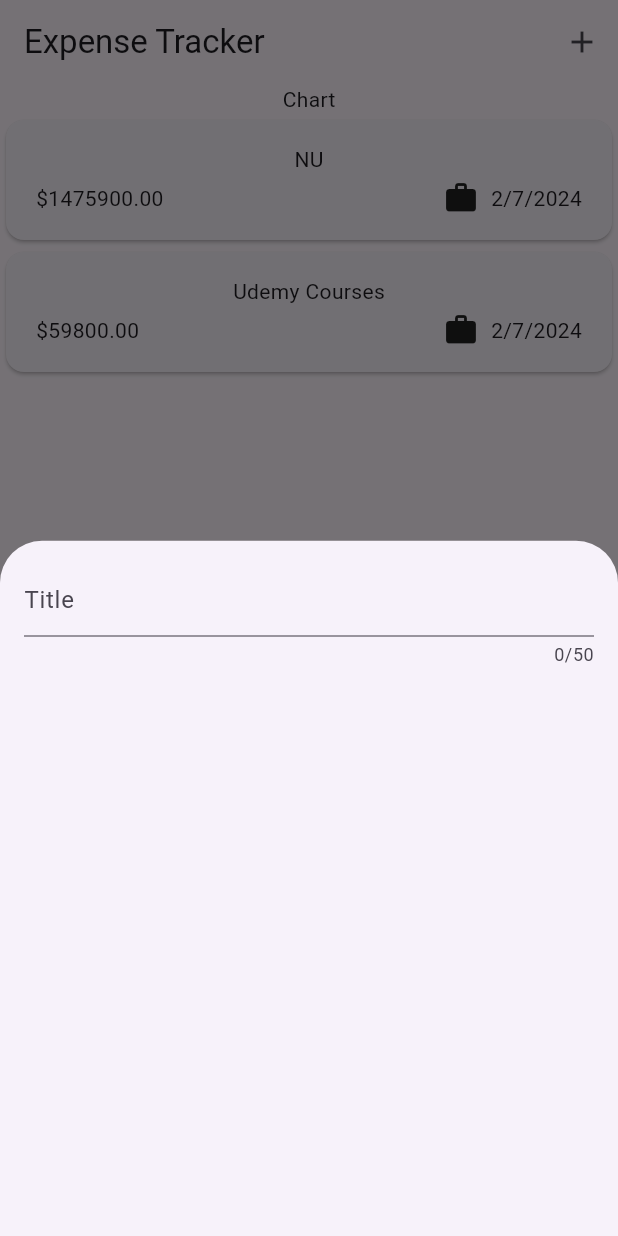
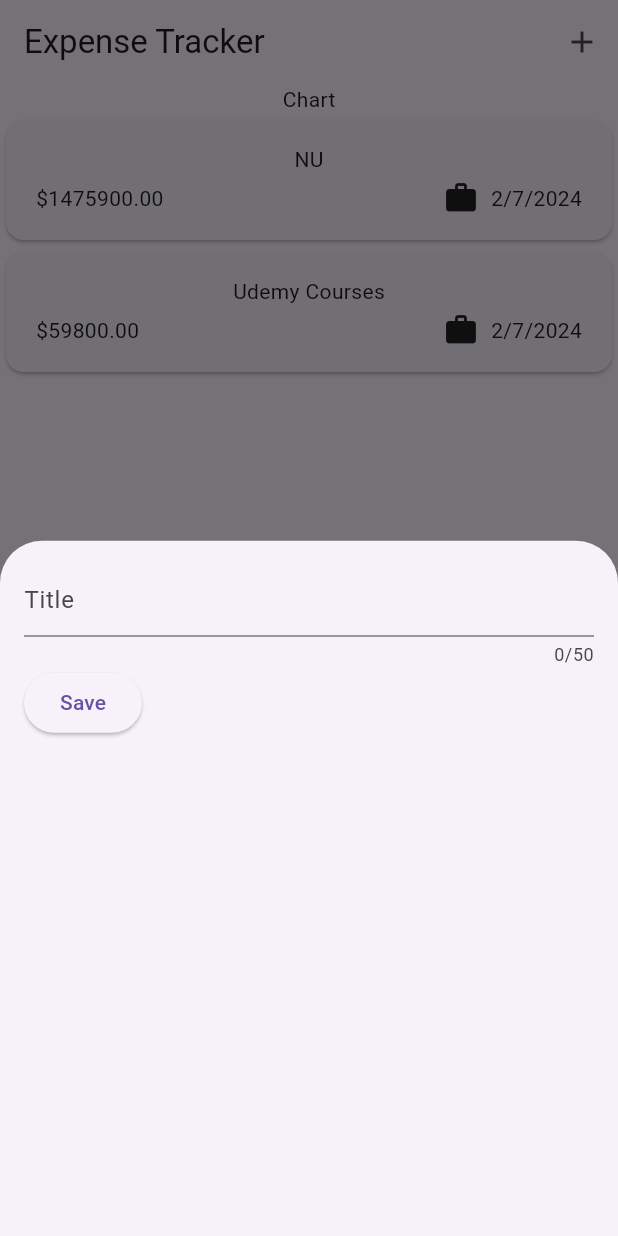
Before and after one commit to eacardenase/flutter-expenses, a Flutter app: the screen it shows after launch, after a tap on the "add" icon, on a phone screen of 412 x 824 dp. Run offline on Flutter 3.47's test engine with Material 3 defaults, Android fonts, the phone set to English and light mode, and no system bars.

Commit message:
feat: store input value and add save expense button

```diff
--- a/lib/widgets/new_expense.dart
+++ b/lib/widgets/new_expense.dart
@@ -8,22 +8,39 @@ class NewExpense extends StatefulWidget {
 }
 
 class _NewExpenseState extends State<NewExpense> {
+  var _enteredTitle = '';
+
+  void _saveTitleIput(String inputValue) {
+    _enteredTitle = inputValue;
+  }
+
   @override
   Widget build(BuildContext context) {
-    return const Padding(
-      padding: EdgeInsets.all(16),
+    return Padding(
+      padding: const EdgeInsets.all(16),
       child: Column(
         children: [
           TextField(
             maxLength: 50,
             // keyboardType: TextInputType.text, // enabled by default
-            decoration: InputDecoration(
+            onChanged: _saveTitleIput,
+            decoration: const InputDecoration(
               hintText: "Title",
               // label: Text(
               //   "Title",
               // ),
             ),
           ),
+          Row(
+            children: [
+              ElevatedButton(
+                onPressed: () {
+                  print(_enteredTitle);
+                },
+                child: const Text("Save"),
+              )
+            ],
+          )
         ],
       ),
     );
```
